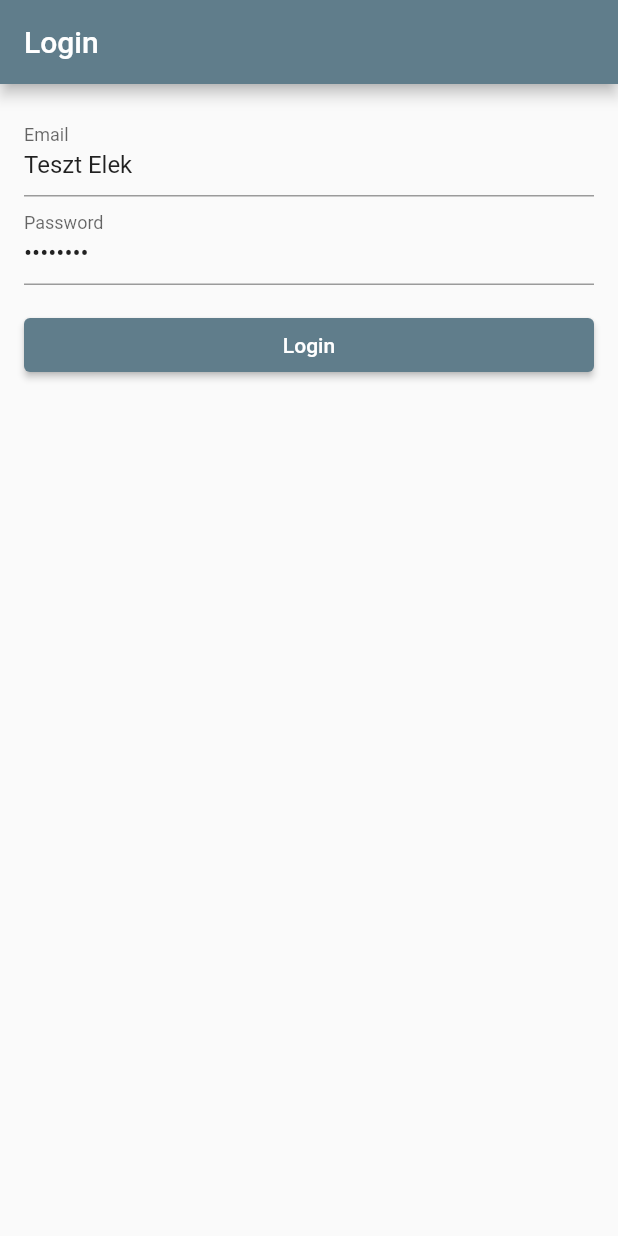
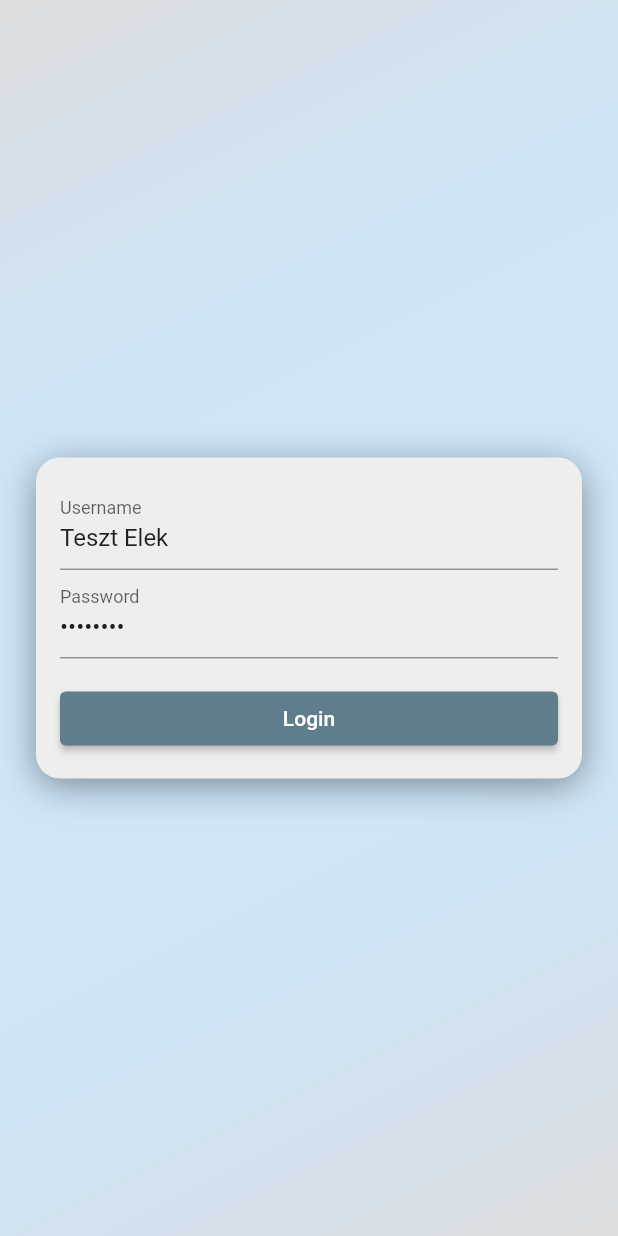
Before and after one commit to jaklia/pm_flutter, a Flutter app: the screen it shows after launch, after a tap on "Login", on a phone screen of 412 x 824 dp. Run offline on Flutter 3.47's test engine with Material 2 defaults, Android fonts, the phone set to English and light mode, and no system bars; our stand-ins replace dio, jwt_decoder, rxdart, shared_preferences, table_calendar; generated files the repository leaves out were written again; network calls fail.

Commit message:
localization support added
 using only on login and issue details screen for now
 try some design on login screen

```diff
--- /dev/null
+++ b/assets/lang/en.json
@@ -0,0 +1,5 @@
+{
+    "login": "Login",
+    "username": "Username",
+    "password": "Password"
+}
--- /dev/null
+++ b/assets/lang/hu.json
@@ -0,0 +1,5 @@
+{
+    "login": "Bejelentkezés",
+    "username": "Név",
+    "password": "Jelszó"
+}
--- /dev/null
+++ b/lib/app_localizations.dart
@@ -0,0 +1,63 @@
+import 'dart:async';
+import 'dart:convert';
+import 'package:flutter/material.dart';
+import 'package:flutter/services.dart';
+
+class AppLocalizations {
+  final Locale locale;
+
+  AppLocalizations(this.locale);
+
+  // Helper method to keep the code in the widgets concise
+  // Localizations are accessed using an InheritedWidget "of" syntax
+  static AppLocalizations of(BuildContext context) {
+    return Localizations.of<AppLocalizations>(context, AppLocalizations);
+  }
+
+  // Static member to have a simple access to the delegate from the MaterialApp
+  static const LocalizationsDelegate<AppLocalizations> delegate = _AppLocalizationsDelegate();
+
+  Map<String, String> _localizedStrings;
+
+  Future<bool> load() async {
+    // Load the language JSON file from the "lang" folder
+    String jsonString = await rootBundle.loadString('assets/lang/${locale.languageCode}.json');
+    Map<String, dynamic> jsonMap = json.decode(jsonString);
+
+    _localizedStrings = jsonMap.map((key, value) {
+      return MapEntry(key, value.toString());
+    });
+
+    return true;
+  }
+
+  // This method will be called from every widget which needs a localized text
+  String translate(String key) {
+    return _localizedStrings[key];
+  }
+}
+
+// LocalizationsDelegate is a factory for a set of localized resources
+// In this case, the localized strings will be gotten in an AppLocalizations object
+class _AppLocalizationsDelegate extends LocalizationsDelegate<AppLocalizations> {
+  // This delegate instance will never change (it doesn't even have fields!)
+  // It can provide a constant constructor.
+  const _AppLocalizationsDelegate();
+
+  @override
+  bool isSupported(Locale locale) {
+    // Include all of your supported language codes here
+    return ['hu', 'en'].contains(locale.languageCode);
+  }
+
+  @override
+  Future<AppLocalizations> load(Locale locale) async {
+    // AppLocalizations class is where the JSON loading actually runs
+    AppLocalizations localizations = new AppLocalizations(locale);
+    await localizations.load();
+    return localizations;
+  }
+
+  @override
+  bool shouldReload(_AppLocalizationsDelegate old) => false;
+}
--- a/lib/constants/localization.dart
+++ b/lib/constants/localization.dart
@@ -1,8 +1,8 @@
 class Strings {
-  static const login = "Login";
+  static const login = "login";
 
-  static const password = "Password";
-  static const username = "Username";
+  static const password = "password";
+  static const username = "username";
 
   static const home = "Home";
   static const projects = "Projects";
--- a/lib/main.dart
+++ b/lib/main.dart
@@ -1,4 +1,6 @@
 import 'package:flutter/material.dart';
+import 'package:flutter_localizations/flutter_localizations.dart';
+import 'package:pm_flutter/app_localizations.dart';
 import 'package:pm_flutter/bloc/profile/profile_bloc.dart';
 import 'package:pm_flutter/bloc/projects/projects_bloc.dart';
 import 'package:pm_flutter/bloc/users/users_bloc.dart';
@@ -44,6 +46,32 @@ class MyApp extends StatelessWidget {
         //   brightness: Brightness.dark,
         //   accentColor: Colors.blue,
         // ),
+        supportedLocales: [
+          Locale('hu', 'HU'),
+          Locale('en', 'US'),
+        ],
+        //      locale: Locale('hu'),
+        localizationsDelegates: [
+          // A class which loads the translations from JSON files
+          AppLocalizations.delegate,
+          // Built-in localization of basic text for Material widgets
+          GlobalMaterialLocalizations.delegate,
+          // Built-in localization for text direction LTR/RTL
+          GlobalWidgetsLocalizations.delegate,
+        ],
+        // Returns a locale which will be used by the app
+        localeResolutionCallback: (locale, supportedLocales) {
+          // Check if the current device locale is supported
+          for (var supportedLocale in supportedLocales) {
+            if (supportedLocale.languageCode == locale.languageCode &&
+                supportedLocale.countryCode == locale.countryCode) {
+              return supportedLocale;
+            }
+          }
+          // If the locale of the device is not supported, use the first one
+          // from the list
+          return supportedLocales.first;
+        },
         home: LoginScreen(),
         // navigatorKey: GlobalKey<NavigatorState>(debugLabel: 'MAIN'),
         // DON'T DO THIS, hot reload wont work (app always returns to login screen on hot reload)
--- a/lib/screens/login_screen.dart
+++ b/lib/screens/login_screen.dart
@@ -1,5 +1,7 @@
 import 'package:flutter/material.dart';
+import 'package:pm_flutter/app_localizations.dart';
 import 'package:pm_flutter/bloc/profile/profile_bloc.dart';
+import 'package:pm_flutter/constants/localization.dart';
 import 'package:pm_flutter/screens/tabs.dart';
 import 'package:pm_flutter/utility/network.dart';
 import 'package:provider/provider.dart';
@@ -33,16 +35,52 @@ class _LoginScreenState extends State<LoginScreen> {
   @override
   Widget build(BuildContext context) {
     return Scaffold(
-      appBar: AppBar(
-        title: Text("Login"),
+      // appBar: AppBar(
+      //   title: Text(AppLocalizations.of(context).translate(Strings.login)),
+      // ),
+      body: Container(
+        padding: const EdgeInsets.all(24),
+        decoration: BoxDecoration(
+          color: Colors.white,
+          gradient: LinearGradient(
+            begin: Alignment.topLeft,
+            end: Alignment.bottomRight,
+            colors: [
+              //Colors.indigo.withOpacity(0.3),
+              //Colors.green.withOpacity(0.3),
+              // Colors.amber.withOpacity(0.2),
+              Colors.grey.withOpacity(0.3),
+              Colors.blue.withOpacity(0.2),
+              Colors.blue.withOpacity(0.2),
+              Colors.grey.withOpacity(0.3),
+            ],
           ),
-      body: Container(
+        ),
+        child: Center(
+          child: Container(
+            decoration: BoxDecoration(
+              color: Colors.grey.shade200,
+              boxShadow: [
+                BoxShadow(
+                  color: Colors.black.withOpacity(0.4),
+                  offset: Offset(0, 5),
+                  blurRadius: 20,
+                  spreadRadius: 0,
+                )
+              ],
+              borderRadius: BorderRadius.all(
+                Radius.circular(16),
+              ),
+            ),
             padding: const EdgeInsets.all(16),
             child: Column(
+              mainAxisSize: MainAxisSize.min,
               children: <Widget>[
                 TextField(
                   controller: _nameController,
-              decoration: InputDecoration(labelText: "Email"),
+                  decoration: InputDecoration(
+                    labelText: AppLocalizations.of(context).translate(Strings.username),
+                  ),
                   keyboardType: TextInputType.emailAddress,
                   textInputAction: TextInputAction.next,
                   onSubmitted: (text) {
@@ -52,7 +90,9 @@ class _LoginScreenState extends State<LoginScreen> {
                 TextField(
                   obscureText: true,
                   controller: _passwordController,
-              decoration: InputDecoration(labelText: "Password"),
+                  decoration: InputDecoration(
+                    labelText: AppLocalizations.of(context).translate(Strings.password),
+                  ),
                   keyboardType: TextInputType.visiblePassword,
                   textInputAction: TextInputAction.done,
                   focusNode: _focusNode,
@@ -61,11 +101,13 @@ class _LoginScreenState extends State<LoginScreen> {
                 Container(
                   width: double.infinity,
                   child: ElevatedButton(
-                child: Text("Login"),
+                    child: Text(AppLocalizations.of(context).translate(Strings.login)),
                     onPressed: onLogin,
                   ),
                 )
               ],
+            ),
+          ),
         ),
       ),
     );
--- a/lib/screens/projects/issue_details.dart
+++ b/lib/screens/projects/issue_details.dart
@@ -1,5 +1,6 @@
 import 'package:flutter/material.dart';
 import 'package:intl/intl.dart';
+import 'package:pm_flutter/app_localizations.dart';
 import 'package:pm_flutter/components/simple_info_row.dart';
 import 'package:pm_flutter/models/issue.dart';
 import 'package:pm_flutter/models/project.dart';
@@ -35,12 +36,16 @@ class IssueDetailsScreen extends StatelessWidget {
             SizedBox(height: 20),
             SimpleInfoRow(
               title: "Start date",
-              info: DateFormat.yMd().format(_issue.startDate),
+              info: DateFormat.yMd(
+                AppLocalizations.of(context).locale.languageCode,
+              ).format(_issue.startDate),
             ),
             SizedBox(height: 20),
             SimpleInfoRow(
               title: "Due date",
-              info: DateFormat.yMd().format(_issue.dueDate),
+              info: DateFormat.yMd(
+                AppLocalizations.of(context).locale.languageCode,
+              ).format(_issue.dueDate),
             ),
             SizedBox(height: 20),
             // TODO:  maybe: show logs for this issue
--- a/pubspec.yaml
+++ b/pubspec.yaml
@@ -27,6 +27,8 @@ environment:
 
 dependencies:
   flutter:
+    sdk: flutter
+  flutter_localizations:
     sdk: flutter
   rxdart: ^0.22.6
   provider: ^5.0.0
@@ -60,7 +62,9 @@ flutter:
   # the material Icons class.
   uses-material-design: true
   # To add assets to your application, add an assets section, like this:
-  # assets:
+  assets:
+    - assets/lang/en.json
+    - assets/lang/hu.json
   #   - images/a_dot_burr.jpeg
   #   - images/a_dot_ham.jpeg
   # An image asset can refer to one or more resolution-specific "variants", see
```
Also changed, not shown: pubspec.lock. Lines whose indentation alone changed are shown as unchanged.
